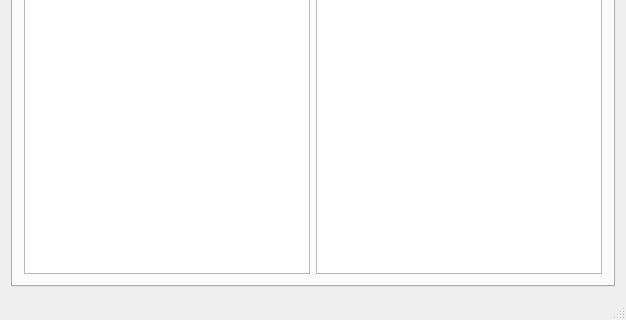
The window that mainwindow.ui (johnty/qt-mapper-versioning-test) describes before a commit, drawn with Qt 5; both pictures show x 0 to 626 and y 171 to 491 of the 626 by 491 pixel window.
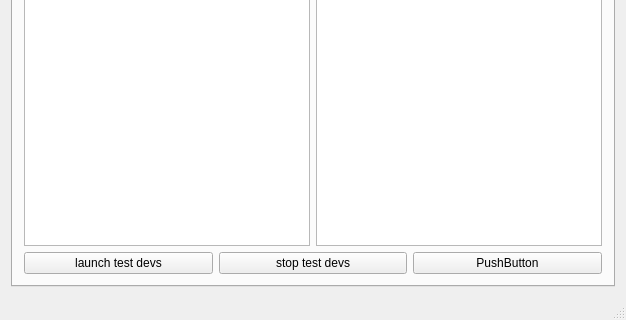
The same window after the commit. The open tabs and pages were chosen to show the change.

Commit message: test libmapper components

```diff
--- a/mainwindow.ui
+++ b/mainwindow.ui
@@ -28,7 +28,9 @@
          </attribute>
          <layout class="QGridLayout" name="gridLayout_3">
           <item row="0" column="0">
-           <layout class="QHBoxLayout" name="horizontalLayout">
+           <layout class="QVBoxLayout" name="verticalLayout_2">
+            <item>
+             <layout class="QHBoxLayout" name="viewsLayout">
             <item>
              <widget class="QTreeView" name="treeView"/>
             </item>
@@ -43,6 +45,33 @@
               </item>
               <item>
                <widget class="QTableView" name="tableViewDevsSigs"/>
+                </item>
+               </layout>
+              </item>
+             </layout>
+            </item>
+            <item>
+             <layout class="QHBoxLayout" name="controlLayout">
+              <item>
+               <widget class="QPushButton" name="pushButtonLaunchTestDevs">
+                <property name="text">
+                 <string>launch test devs</string>
+                </property>
+               </widget>
+              </item>
+              <item>
+               <widget class="QPushButton" name="pushButtonStopTestDevs">
+                <property name="text">
+                 <string>stop test devs</string>
+                </property>
+               </widget>
+              </item>
+              <item>
+               <widget class="QPushButton" name="pushButton_2">
+                <property name="text">
+                 <string>PushButton</string>
+                </property>
+               </widget>
               </item>
              </layout>
             </item>
```
Left out of the diff: 2 changed lines with no effect on the pictures. Lines whose indentation alone changed are shown as unchanged. The commit also changes 3 other files.
